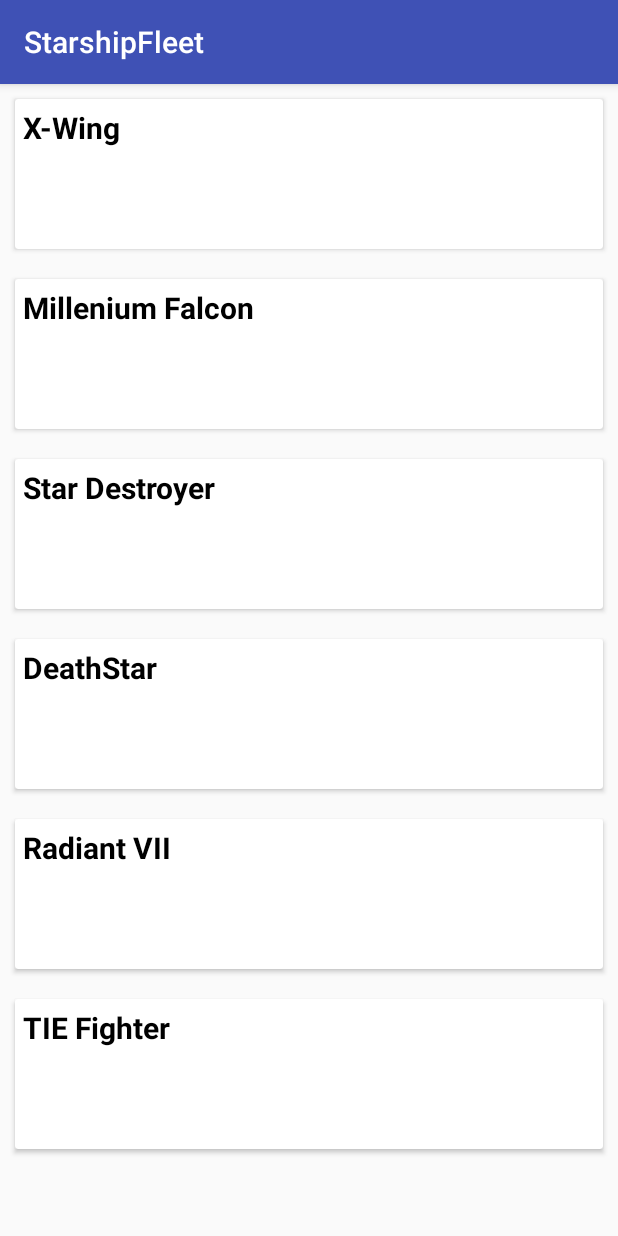
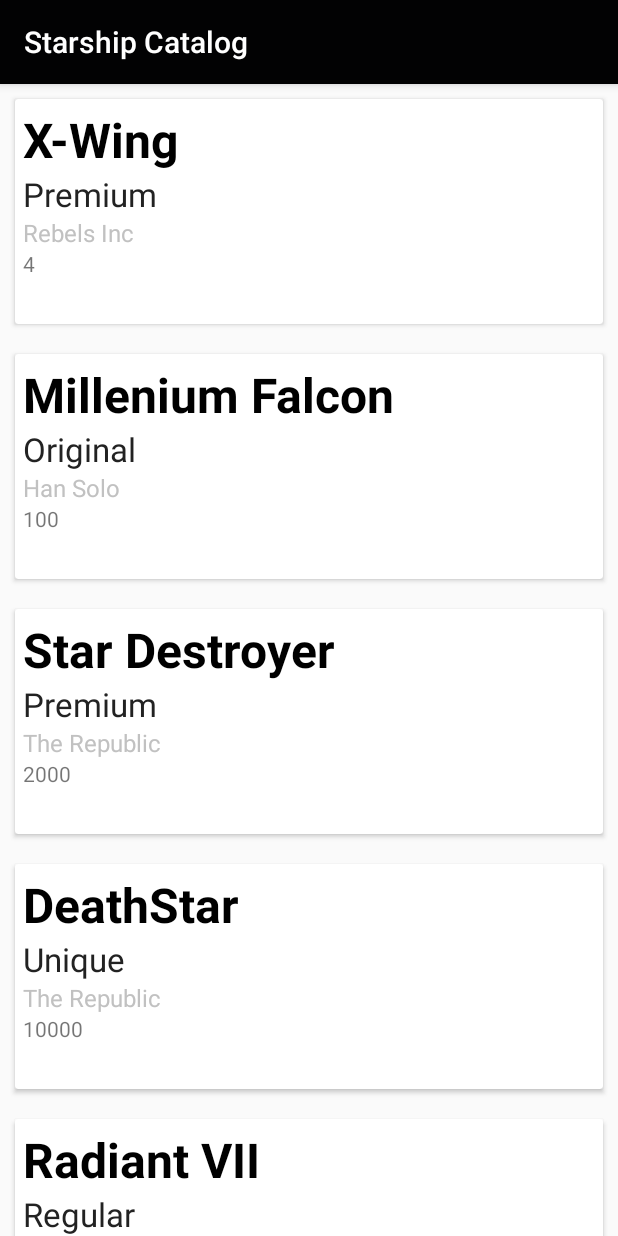
Before and after one commit to ajmarquez/Starfleet, an Android app: the screen it shows after launch (FleetActivity), on a phone screen of 412 x 824 dp. Run offline under Robolectric (Android 15) with nearby library versions, the phone set to English and light mode, and no system bars.

Commit message:
Adds tests and style changes
- Adds Starship entity tests: Null check, content check
- Updates NavBar color's
- Fix app so that it handles Starship entities instead of Strings

```diff
--- a/Android/StarshipFleet/app/src/main/java/com/ninjarobot/abelardo/starshipfleet/FleetAdapter.java
+++ b/Android/StarshipFleet/app/src/main/java/com/ninjarobot/abelardo/starshipfleet/FleetAdapter.java
@@ -9,20 +9,31 @@ import android.view.View;
 import android.view.ViewGroup;
 import android.widget.TextView;
 
+import com.ninjarobot.abelardo.starshipfleet.entities.StarShip;
+
+import org.w3c.dom.Text;
+
 public class FleetAdapter extends RecyclerView.Adapter<FleetAdapter.ViewHolder> {
 
-    private String[] mDataset;
+    private StarShip[] mDataset;
 
     public static class ViewHolder extends RecyclerView.ViewHolder implements View.OnClickListener {
 
 
-        public TextView mTextView;
+        public TextView mNameView;
+        public TextView mModelView;
+        public TextView mManufaturerView;
+        public TextView mCapacityView;
+
         private final Context context;
 
         public ViewHolder(View v) {
             super(v);
             v.setOnClickListener(this);
-            mTextView = (TextView) v.findViewById(R.id.starship_name);
+            mNameView = (TextView) v.findViewById(R.id.starship_name);
+            mModelView = (TextView) v.findViewById(R.id.starship_model);
+            mManufaturerView = (TextView) v.findViewById(R.id.starship_manufacturer);
+            mCapacityView = (TextView) v.findViewById(R.id.starship_capacity);
             context = v.getContext();
         }
 
@@ -39,7 +50,7 @@ public class FleetAdapter extends RecyclerView.Adapter<FleetAdapter.ViewHolder>
     }
 
 
-    public FleetAdapter(String[] mydataset) {
+    public FleetAdapter(StarShip[] mydataset) {
         mDataset = mydataset;
     }
 
@@ -56,7 +67,10 @@ public class FleetAdapter extends RecyclerView.Adapter<FleetAdapter.ViewHolder>
 
     @Override
     public void onBindViewHolder(ViewHolder holder, int position) {
-        holder.mTextView.setText(mDataset[position]);
+        holder.mNameView.setText(mDataset[position].getName());
+        holder.mModelView.setText(mDataset[position].getModel());
+        holder.mManufaturerView.setText(mDataset[position].getManufacturer());
+        holder.mCapacityView.setText(mDataset[position].getCapacity());
     }
 
     @Override
--- a/Android/StarshipFleet/app/src/main/java/com/ninjarobot/abelardo/starshipfleet/FleetFragment.java
+++ b/Android/StarshipFleet/app/src/main/java/com/ninjarobot/abelardo/starshipfleet/FleetFragment.java
@@ -11,6 +11,8 @@ import android.view.ViewGroup;
 import android.widget.Button;
 import android.widget.TextView;
 
+import com.ninjarobot.abelardo.starshipfleet.entities.StarShip;
+
 public class FleetFragment extends Fragment {
 
     // the fragment initialization parameters, e.g. ARG_ITEM_NUMBER
@@ -20,8 +22,19 @@ public class FleetFragment extends Fragment {
     private RecyclerView.Adapter mAdapter;
     private RecyclerView.LayoutManager mLayoutManager;
     private static final String EXTRA_INFO = "com.ninjarobot.abelardo.starshipfleet";
-    private String[] myDataset = new String[] {"X-Wing", "Millenium Falcon", "Star Destroyer", "DeathStar", "Radiant VII", "TIE Fighter"};
     private OnFragmentInteractionListener mListener;
+
+    //Dataset declaration StarShip(String name, String model, String manufacturer, int capacity)
+    private StarShip[] myDataset = new StarShip[]{
+            new StarShip("X-Wing", "Premium", "Rebels Inc", "4"),
+            new StarShip("Millenium Falcon", "Original", "Han Solo", "100"),
+            new StarShip("Star Destroyer", "Premium", "The Republic", "2000"),
+            new StarShip("DeathStar", "Unique", "The Republic", "10000"),
+            new StarShip("Radiant VII", "Regular", "Droid Bros", "300"),
+            new StarShip("TIE Fighter", "Regular", "The Rebels", "4")
+    };
+    //private String[] myDataset = new String[] {"X-Wing", "Millenium Falcon", "Star Destroyer", "DeathStar", "Radiant VII", "TIE Fighter"};
+
 
     @Override
     public View onCreateView(LayoutInflater inflater, ViewGroup container,
@@ -52,4 +65,8 @@ public class FleetFragment extends Fragment {
 
         void onFragmentInteraction(Uri uri);
     }
+
+    public StarShip[] getDataset(){
+        return myDataset;
+    }
 }
--- a/Android/StarshipFleet/app/src/main/java/com/ninjarobot/abelardo/starshipfleet/entities/StarShip.java
+++ b/Android/StarshipFleet/app/src/main/java/com/ninjarobot/abelardo/starshipfleet/entities/StarShip.java
@@ -8,9 +8,9 @@ public class StarShip {
     private String mName;
     private String mModel;
     private String mManufacturer;
-    private int mCapacity;
+    private String mCapacity;
 
-    public StarShip(String name, String model, String manufacturer, int capacity){
+    public StarShip(String name, String model, String manufacturer, String capacity){
         mName = name;
         mModel = model;
         mManufacturer = manufacturer;
@@ -29,7 +29,7 @@ public class StarShip {
         return mManufacturer;
     }
 
-    public int getCapacity() {
+    public String getCapacity() {
         return mCapacity;
     }
 
@@ -45,7 +45,7 @@ public class StarShip {
         mManufacturer = manufacturer;
     }
 
-    public void setCapacity(int capacity) {
+    public void setCapacity(String capacity) {
         mCapacity = capacity;
     }
 }
--- a/Android/StarshipFleet/app/src/main/res/layout/item_starship.xml
+++ b/Android/StarshipFleet/app/src/main/res/layout/item_starship.xml
@@ -4,13 +4,14 @@
     xmlns:android="http://schemas.android.com/apk/res/android"
     android:id="@+id/card_view"
     android:layout_width="match_parent"
-    android:layout_height="100dp"
+    android:layout_height="150dp"
     android:layout_margin="10dp">
 
     <LinearLayout
         android:layout_width="wrap_content"
         android:layout_height="wrap_content"
-        android:padding="5dp">
+        android:padding="5dp"
+        android:orientation="vertical">
 
 
         <TextView
@@ -19,15 +20,25 @@
             android:layout_height="wrap_content"
             android:textStyle="bold"
             android:textColor="#000000"
-            android:textSize="20sp"/>
+            android:textSize="32sp"/>
 
         <TextView
             android:id="@+id/starship_model"
             android:layout_width="wrap_content"
-            android:layout_height="wrap_content"/>
+            android:layout_height="wrap_content"
+            android:textColor="#222222"
+            android:textSize="22sp"/>
 
         <TextView
             android:id="@+id/starship_manufacturer"
+            android:layout_width="wrap_content"
+            android:layout_height="wrap_content"
+            android:textColor="#c1c1c1"
+            android:textSize="16sp"
+            />
+
+        <TextView
+            android:id="@+id/starship_capacity"
             android:layout_width="wrap_content"
             android:layout_height="wrap_content"/>
 
--- a/Android/StarshipFleet/app/src/main/res/values/colors.xml
+++ b/Android/StarshipFleet/app/src/main/res/values/colors.xml
@@ -1,6 +1,6 @@
 <?xml version="1.0" encoding="utf-8"?>
 <resources>
-    <color name="colorPrimary">#3F51B5</color>
-    <color name="colorPrimaryDark">#303F9F</color>
-    <color name="colorAccent">#FF4081</color>
+    <color name="colorPrimary">#020203</color>
+    <color name="colorPrimaryDark">#303135</color>
+    <color name="colorAccent">#e1d204</color>
 </resources>
--- a/Android/StarshipFleet/app/src/main/res/values/strings.xml
+++ b/Android/StarshipFleet/app/src/main/res/values/strings.xml
@@ -1,5 +1,5 @@
 <resources>
-    <string name="app_name">StarshipFleet</string>
+    <string name="app_name">Starship Catalog</string>
     <string name="button_name">Do not press</string>
     <string name="detail_message">Following the rules, aren\'t we?</string>
 
```
Also changed, not shown: 2 other files.
